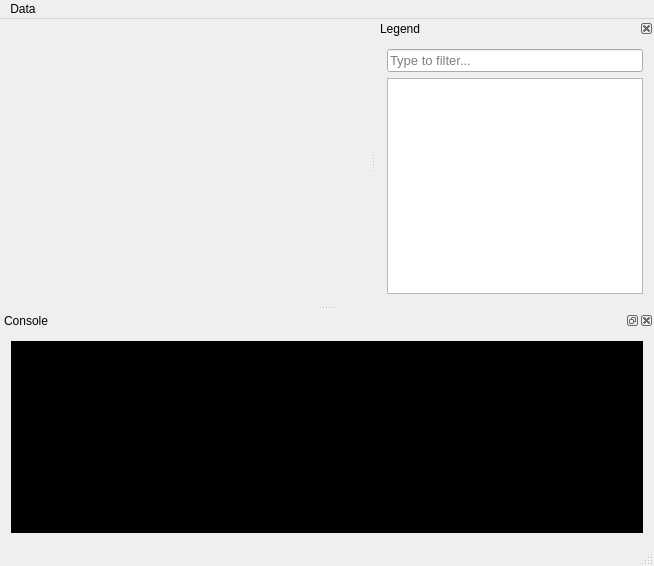
The window that Anvedi/anvedi.ui (ilpropheta/anvedi) describes before a commit, drawn with Qt 5.
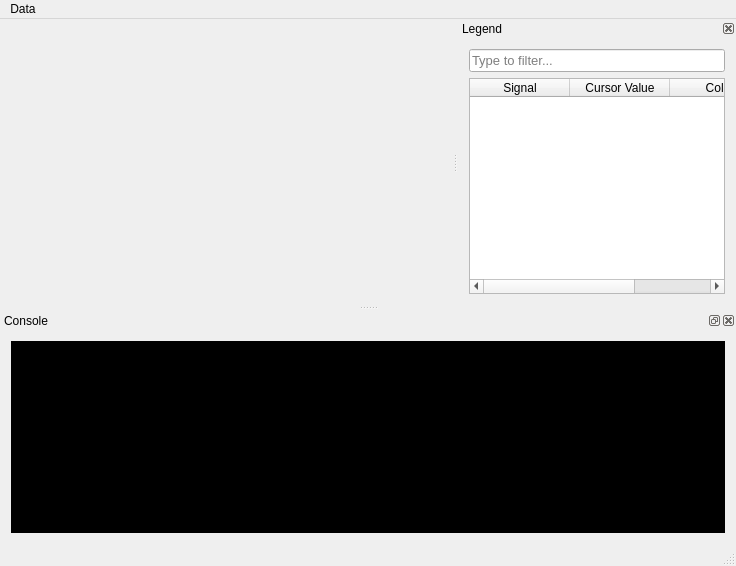
The same window after the commit. Custom widgets are drawn as their Qt base class.

Commit message: updating cursor vals

Diff of the .ui file:
```diff
--- a/Anvedi/anvedi.ui
+++ b/Anvedi/anvedi.ui
@@ -6,7 +6,7 @@
    <rect>
     <x>0</x>
     <y>0</y>
-    <width>654</width>
+    <width>736</width>
     <height>566</height>
    </rect>
   </property>
@@ -41,7 +41,7 @@
     <rect>
      <x>0</x>
      <y>0</y>
-     <width>654</width>
+     <width>736</width>
      <height>21</height>
     </rect>
    </property>
@@ -234,7 +234,23 @@
         </widget>
        </item>
        <item>
-        <widget class="QTableWidget" name="signalList"/>
+        <widget class="QTableWidget" name="signalList">
+         <column>
+          <property name="text">
+           <string>Signal</string>
+          </property>
+         </column>
+         <column>
+          <property name="text">
+           <string>Cursor Value</string>
+          </property>
+         </column>
+         <column>
+          <property name="text">
+           <string>Color</string>
+          </property>
+         </column>
+        </widget>
        </item>
       </layout>
      </item>
```
Left out of the diff: 34 changed lines with no effect on the pictures. The commit also changes 4 other files.
